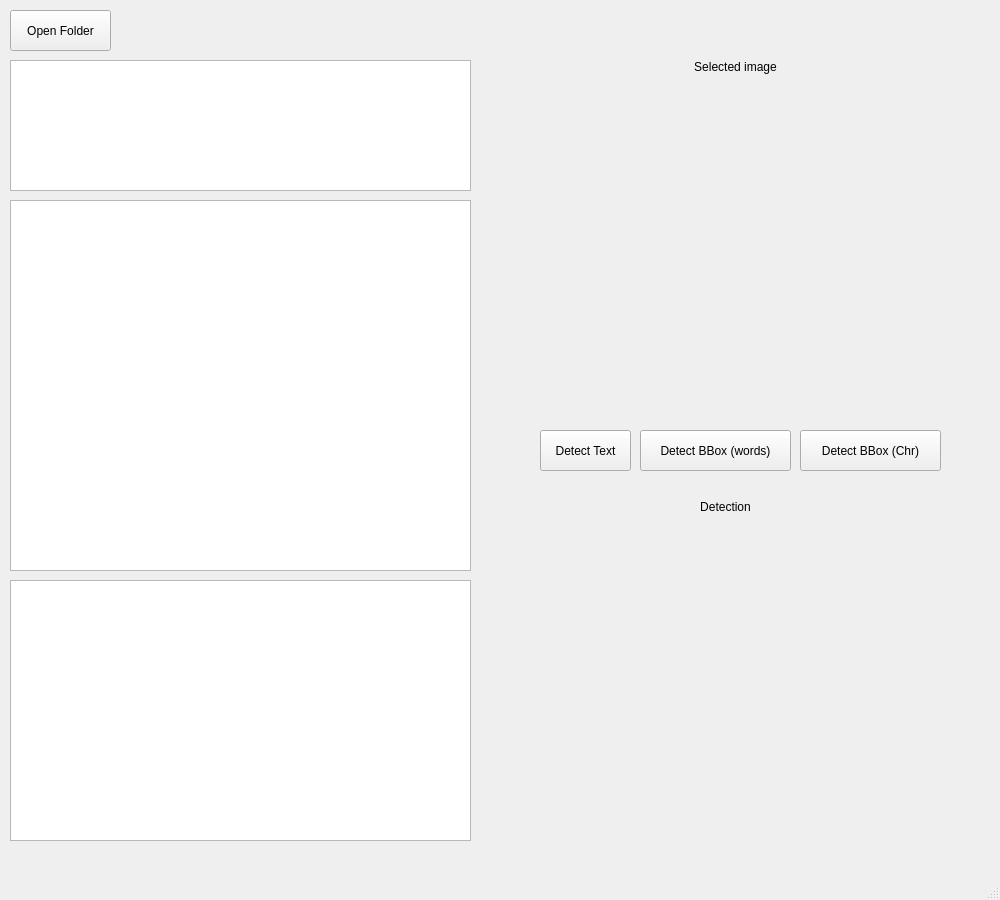
This is textDetect.ui in Premapalan/text-detector as Qt 5 draws it before an edit. The edited form follows.
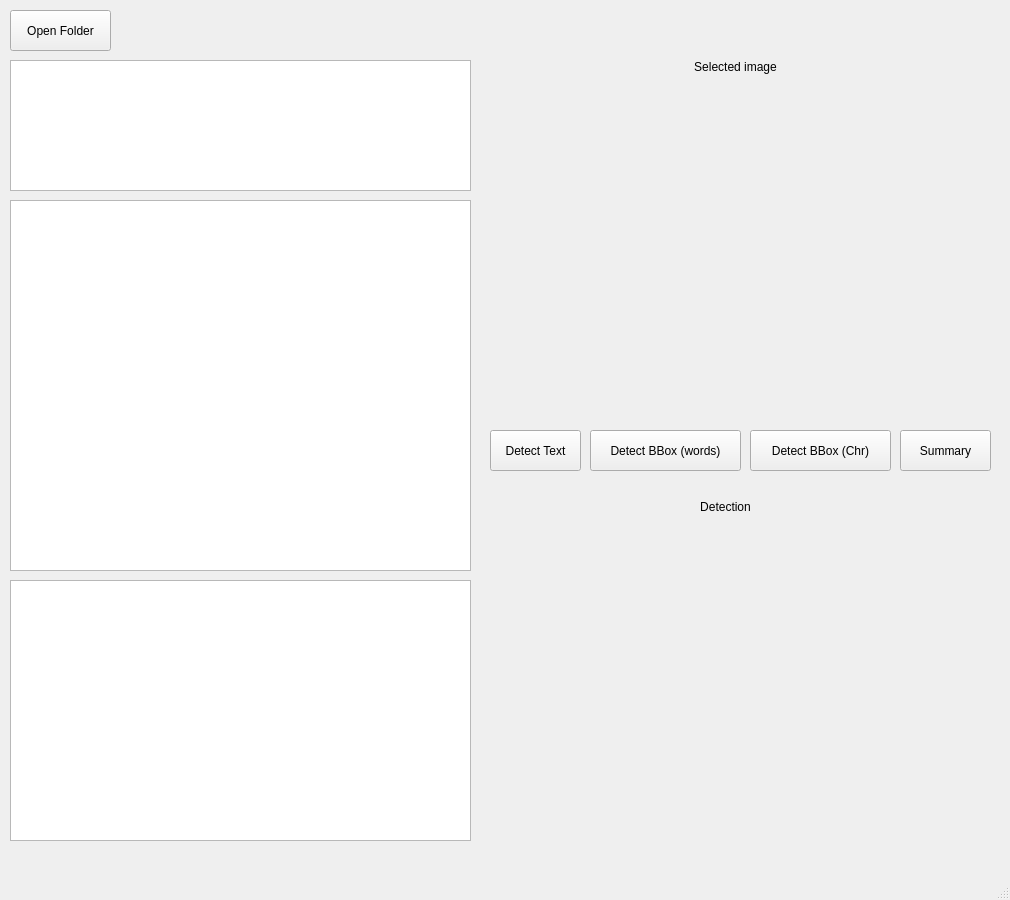
This is the edited form.

Commit message: Added summary function

Patch:
```diff
--- a/textDetect.ui
+++ b/textDetect.ui
@@ -6,7 +6,7 @@
    <rect>
     <x>0</x>
     <y>0</y>
-    <width>1000</width>
+    <width>1010</width>
     <height>900</height>
    </rect>
   </property>
@@ -33,7 +33,7 @@
    <widget class="QPushButton" name="pushButton_2">
     <property name="geometry">
      <rect>
-      <x>540</x>
+      <x>490</x>
       <y>430</y>
       <width>91</width>
       <height>41</height>
@@ -82,7 +82,7 @@
    <widget class="QPushButton" name="pushButton_3">
     <property name="geometry">
      <rect>
-      <x>640</x>
+      <x>590</x>
       <y>430</y>
       <width>151</width>
       <height>41</height>
@@ -121,7 +121,7 @@
    <widget class="QPushButton" name="pushButton_4">
     <property name="geometry">
      <rect>
-      <x>800</x>
+      <x>750</x>
       <y>430</y>
       <width>141</width>
       <height>41</height>
@@ -131,6 +131,19 @@
      <string>Detect BBox (Chr)</string>
     </property>
    </widget>
+   <widget class="QPushButton" name="pushButton_5">
+    <property name="geometry">
+     <rect>
+      <x>900</x>
+      <y>430</y>
+      <width>91</width>
+      <height>41</height>
+     </rect>
+    </property>
+    <property name="text">
+     <string>Summary</string>
+    </property>
+   </widget>
   </widget>
   <widget class="QMenuBar" name="menubar">
    <property name="geometry">
```
Left out of the diff: 2 changed lines with no effect on the pictures. The commit also changes 5 other files.
